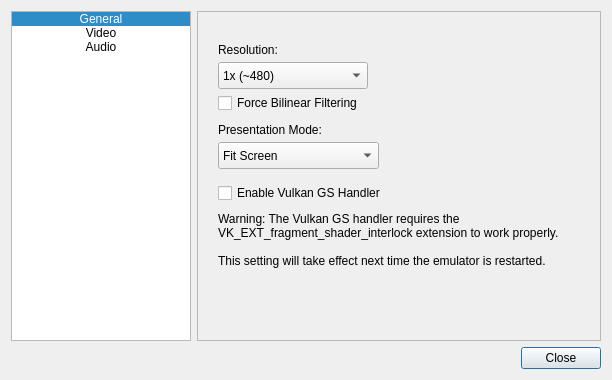
jpd002/Play-, file Source/ui_qt/Qt_ui/settingsdialog.ui: the form before one commit.
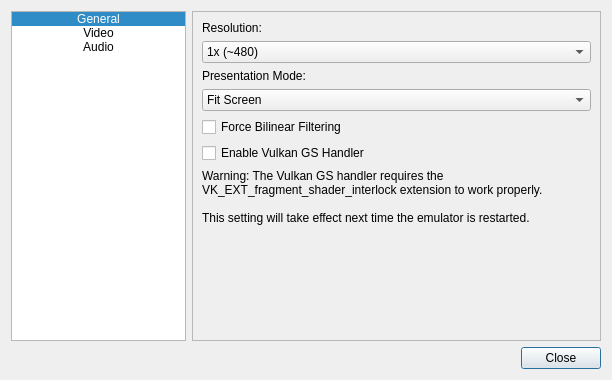
The form after the commit. Icons and pictures are not drawn.

Commit message: Tweak settings dialog to make text visible on Windows and macOS.

```diff
--- a/Source/ui_qt/Qt_ui/settingsdialog.ui
+++ b/Source/ui_qt/Qt_ui/settingsdialog.ui
@@ -10,18 +10,6 @@
     <height>380</height>
    </rect>
   </property>
-  <property name="minimumSize">
-   <size>
-    <width>612</width>
-    <height>380</height>
-   </size>
-  </property>
-  <property name="maximumSize">
-   <size>
-    <width>612</width>
-    <height>380</height>
-   </size>
-  </property>
   <property name="windowTitle">
    <string>Settings</string>
   </property>
@@ -40,7 +28,7 @@
     <widget class="QListWidget" name="listWidget">
      <property name="minimumSize">
       <size>
-       <width>5</width>
+       <width>175</width>
        <height>0</height>
       </size>
      </property>
@@ -143,82 +131,16 @@
       </widget>
      </widget>
      <widget class="QWidget" name="Video">
-      <widget class="QCheckBox" name="checkBox_force_bilinear_filtering">
-       <property name="geometry">
-        <rect>
-         <x>20</x>
-         <y>80</y>
-         <width>341</width>
-         <height>22</height>
-        </rect>
-       </property>
-       <property name="text">
-        <string>Force Bilinear Filtering</string>
-       </property>
-      </widget>
-      <widget class="QComboBox" name="comboBox_presentation_mode">
-       <property name="geometry">
-        <rect>
-         <x>20</x>
-         <y>130</y>
-         <width>161</width>
-         <height>27</height>
-        </rect>
-       </property>
-       <property name="currentIndex">
-        <number>1</number>
-       </property>
+      <layout class="QVBoxLayout" name="verticalLayout">
        <item>
-        <property name="text">
-         <string>Fill Screen</string>
-        </property>
-       </item>
-       <item>
-        <property name="text">
-         <string>Fit Screen</string>
-        </property>
-       </item>
-       <item>
-        <property name="text">
-         <string>Original Size</string>
-        </property>
-       </item>
-      </widget>
-      <widget class="QLabel" name="label">
-       <property name="geometry">
-        <rect>
-         <x>20</x>
-         <y>110</y>
-         <width>151</width>
-         <height>17</height>
-        </rect>
-       </property>
-       <property name="text">
-        <string>&lt;html&gt;&lt;head/&gt;&lt;body&gt;&lt;p&gt;Presentation Mode:&lt;/p&gt;&lt;/body&gt;&lt;/html&gt;</string>
-       </property>
-      </widget>
       <widget class="QLabel" name="label_3">
-       <property name="geometry">
-        <rect>
-         <x>20</x>
-         <y>30</y>
-         <width>151</width>
-         <height>17</height>
-        </rect>
-       </property>
        <property name="text">
         <string>&lt;html&gt;&lt;head/&gt;&lt;body&gt;&lt;p&gt;Resolution:&lt;/p&gt;&lt;/body&gt;&lt;/html&gt;</string>
        </property>
       </widget>
+       </item>
+       <item>
       <widget class="QComboBox" name="comboBox_res_multiplyer">
-       <property name="geometry">
-        <rect>
-         <x>20</x>
-         <y>50</y>
-         <width>150</width>
-         <height>27</height>
-        </rect>
-       </property>
        <item>
         <property name="text">
          <string>1x (~480)</string>
@@ -245,28 +167,52 @@
         </property>
        </item>
       </widget>
+       </item>
+       <item>
+        <widget class="QLabel" name="label">
+         <property name="text">
+          <string>&lt;html&gt;&lt;head/&gt;&lt;body&gt;&lt;p&gt;Presentation Mode:&lt;/p&gt;&lt;/body&gt;&lt;/html&gt;</string>
+         </property>
+        </widget>
+       </item>
+       <item>
+        <widget class="QComboBox" name="comboBox_presentation_mode">
+         <property name="currentIndex">
+          <number>1</number>
+         </property>
+         <item>
+          <property name="text">
+           <string>Fill Screen</string>
+          </property>
+         </item>
+         <item>
+          <property name="text">
+           <string>Fit Screen</string>
+          </property>
+         </item>
+         <item>
+          <property name="text">
+           <string>Original Size</string>
+          </property>
+         </item>
+        </widget>
+       </item>
+       <item>
+        <widget class="QCheckBox" name="checkBox_force_bilinear_filtering">
+         <property name="text">
+          <string>Force Bilinear Filtering</string>
+         </property>
+        </widget>
+       </item>
+       <item>
       <widget class="QCheckBox" name="checkBox_enable_vulkan">
-       <property name="geometry">
-        <rect>
-         <x>20</x>
-         <y>171</y>
-         <width>371</width>
-         <height>20</height>
-        </rect>
-       </property>
        <property name="text">
         <string>Enable Vulkan GS Handler</string>
        </property>
       </widget>
+       </item>
+       <item>
       <widget class="QLabel" name="label_5">
-       <property name="geometry">
-        <rect>
-         <x>20</x>
-         <y>200</y>
-         <width>381</width>
-         <height>61</height>
-        </rect>
-       </property>
        <property name="text">
         <string>Warning: The Vulkan GS handler requires the VK_EXT_fragment_shader_interlock extension to work properly.
 
@@ -282,6 +228,21 @@
         <bool>true</bool>
        </property>
       </widget>
+       </item>
+       <item>
+        <spacer name="verticalSpacer">
+         <property name="orientation">
+          <enum>Qt::Vertical</enum>
+         </property>
+         <property name="sizeHint" stdset="0">
+          <size>
+           <width>20</width>
+           <height>40</height>
+          </size>
+         </property>
+        </spacer>
+       </item>
+      </layout>
      </widget>
      <widget class="QWidget" name="Audio">
       <widget class="QCheckBox" name="checkBox_enable_audio">
```
Lines whose indentation alone changed are shown as unchanged.
